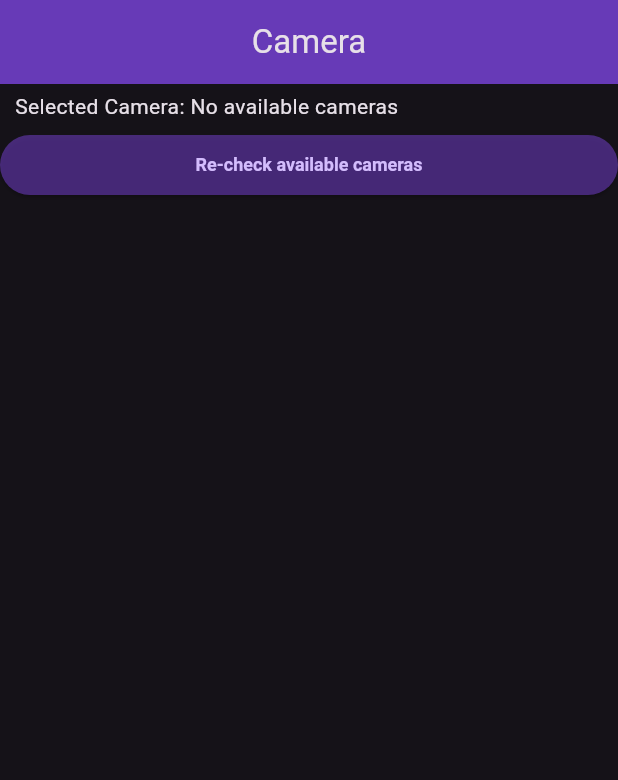
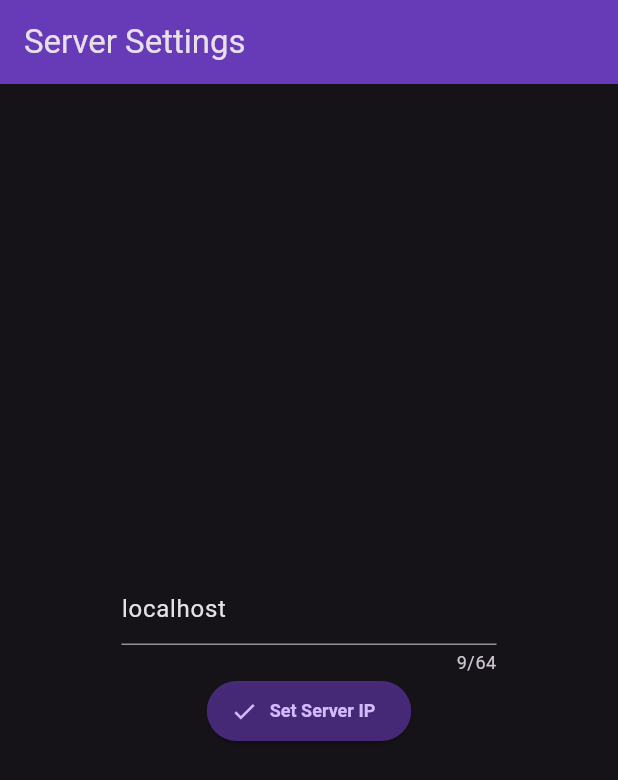
Before and after one commit to LydianJay/Attendance_Management_System, a Flutter app: the screen it shows after launch, on a phone screen of 412 x 824 dp. Shown: the top 780 px of the screen. Run offline on Flutter 3.47's test engine with Material 3 defaults, Android fonts, the phone set to English and light mode, and no system bars; our stand-ins replace fl_chart, image_picker, sidebarx, sqflite, sqflite_common_ffi; missing offline and left inert: camera_platform_interface, dart:ffi, tflite_flutter, window_manager; accounts and stored records are empty; Roboto replaces fonts that are missing (Helvetica).

Commit message:
now works with new website

```diff
--- a/lib/app.dart
+++ b/lib/app.dart
@@ -1,4 +1,5 @@
 import 'package:attendance_system/db/database.dart';
+import 'package:attendance_system/view/settings.dart';
 // import 'package:attendance_system/view/dashboard.dart';
 import 'package:flutter/material.dart';
 import 'package:attendance_system/view/cameraview.dart';
@@ -12,11 +13,9 @@ class MyApp extends StatefulWidget {
 }
 
 class _MyAppState extends State<MyApp> {
-
   @override
   void initState() {
     super.initState();
-
   }
 
   // This widget is the root of your application.
@@ -56,9 +55,10 @@ class _MyAppState extends State<MyApp> {
           ),
         ),
       ),
-      initialRoute: '/camera',
+      initialRoute: '/settings',
       routes: {
         '/camera': (context) => const CameraView(),
+        '/settings': (context) => const SettingsView(),
         // '/dashboard': (context) => const DashBoard(),
       },
     );
--- /dev/null
+++ b/lib/view/settings.dart
@@ -0,0 +1,84 @@
+import 'dart:io';
+
+import 'package:attendance_system/config/config.dart';
+import 'package:attendance_system/controller/attendance.dart';
+import 'package:flutter/material.dart';
+
+class SettingsView extends StatefulWidget {
+  const SettingsView({super.key});
+
+  @override
+  State<SettingsView> createState() => _SettingsViewState();
+}
+
+class _SettingsViewState extends State<SettingsView> {
+  final _ctrlIP = TextEditingController(text: 'localhost');
+
+  void getConfig() async {
+    File file = File('config.cfg');
+    if (!await file.exists()) {
+      DbConfig.ip = _ctrlIP.text;
+      file.writeAsString(_ctrlIP.text);
+    } else {
+      _ctrlIP.text = await file.readAsString();
+      DbConfig.ip = _ctrlIP.text;
+    }
+  }
+
+  @override
+  Widget build(BuildContext context) {
+    return Scaffold(
+      appBar: AppBar(
+        title: const Text('Server Settings'),
+      ),
+      body: Column(
+        mainAxisAlignment: MainAxisAlignment.center,
+        children: [
+          Center(
+            child: Container(
+              width: 250,
+              child: TextField(
+                controller: _ctrlIP,
+                keyboardType: const TextInputType.numberWithOptions(
+                  signed: false,
+                  decimal: true,
+                ),
+                maxLength: 64,
+              ),
+            ),
+          ),
+          ElevatedButton.icon(
+            onPressed: () async {
+              DbConfig.ip = _ctrlIP.text;
+              File file = File('config.cfg');
+              file.writeAsString(DbConfig.ip);
+              AttendanceCtrl.checkConnection().then((onValue) {
+                Navigator.pushNamed(context, '/camera');
+                // debugPrint('Connection Establised');
+              }).onError((e, s) {
+                showDialog(
+                  context: context,
+                  builder: (context) {
+                    return const SimpleDialog(
+                      title: Text(
+                        'Connection Timeout',
+                      ),
+                      children: [
+                        Center(
+                            child: Text(
+                          'Could not connect to server',
+                        )),
+                      ],
+                    );
+                  },
+                );
+              });
+            },
+            label: const Text('Set Server IP'),
+            icon: const Icon(Icons.check),
+          ),
+        ],
+      ),
+    );
+  }
+}
```
Also changed, not shown: lib/controller/attendance.dart (+11 -2 lines), 1 other file.
